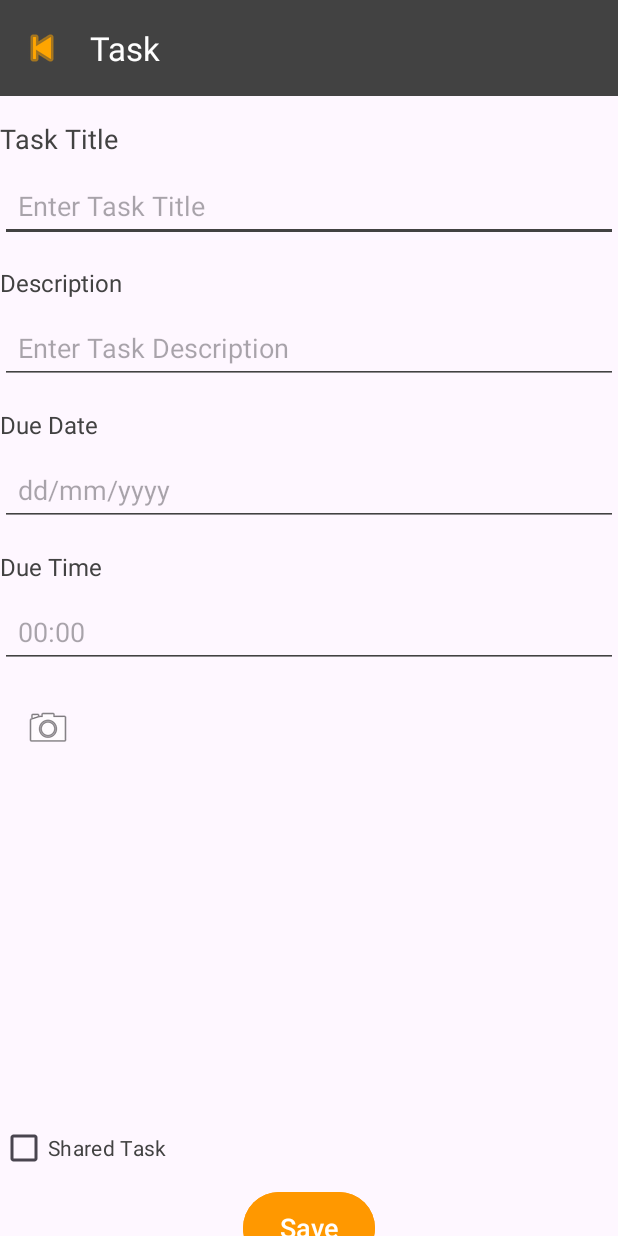
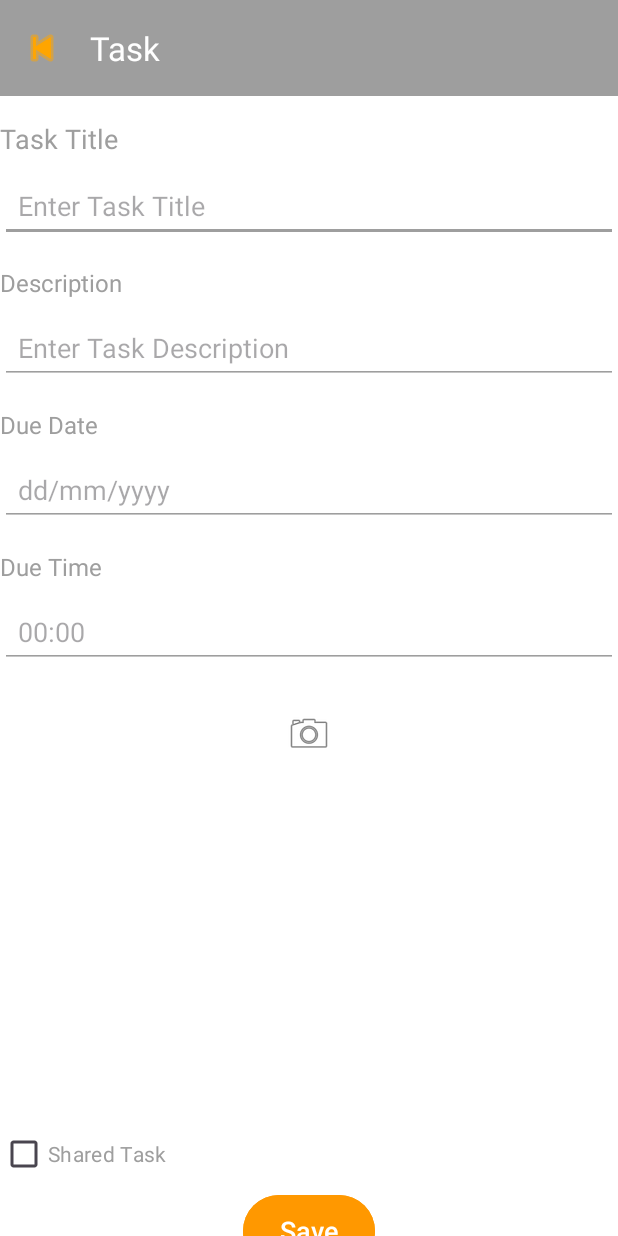
Before and after one commit to ksmjth22/FinalApp, an Android app: the screen it shows after launch (ToDo), after a tap on "Add Task", on a phone screen of 412 x 824 dp. Run offline under Robolectric (Android 15) with nearby library versions, the phone set to English and light mode, and no system bars; our stand-ins replace Room's generated code.

Commit message:
update 2

```diff
--- a/app/src/main/java/com/example/finalapp/GeofenceBroadcastReceiver.java
+++ b/app/src/main/java/com/example/finalapp/GeofenceBroadcastReceiver.java
@@ -42,7 +42,7 @@ public class GeofenceBroadcastReceiver extends BroadcastReceiver {
 
         Log.d("GeofenceReceiver", "Geofence triggered: " + geofenceId);
 
-        // Send a local notification
+
         sendNotification(context, "Reminder Location Reached", "You’ve arrived at your task location.");
     }
 
@@ -50,7 +50,7 @@ public class GeofenceBroadcastReceiver extends BroadcastReceiver {
         NotificationManager notificationManager =
                 (NotificationManager) context.getSystemService(Context.NOTIFICATION_SERVICE);
 
-        // Create the channel on Android 8.0+
+
         if (Build.VERSION.SDK_INT >= Build.VERSION_CODES.O) {
             NotificationChannel channel = new NotificationChannel(
                     CHANNEL_ID,
--- a/app/src/main/java/com/example/finalapp/TaskListAdapter.java
+++ b/app/src/main/java/com/example/finalapp/TaskListAdapter.java
@@ -32,7 +32,7 @@ public class TaskListAdapter extends RecyclerView.Adapter<TaskListAdapter.ViewHo
 
     public void setTaskList(List<Task> tasks) {
         this.tasks = tasks;
-        notifyDataSetChanged();  // Notify the adapter that the data has changed
+        notifyDataSetChanged();
     }
 
     @NonNull
@@ -63,7 +63,7 @@ public class TaskListAdapter extends RecyclerView.Adapter<TaskListAdapter.ViewHo
             executor.execute(() -> db.tasksDAO().updateTask(task));  // Efficient background update
         });
 
-        // Edit Task: Launch Edit Activity
+
         holder.itemView.setOnClickListener(v -> {
             Intent intent = new Intent(v.getContext(), ToDo.class);
             intent.putExtra("editMode", true);
@@ -71,7 +71,6 @@ public class TaskListAdapter extends RecyclerView.Adapter<TaskListAdapter.ViewHo
             v.getContext().startActivity(intent);
         });
 
-        // Delete Task: Show confirmation dialog
         holder.itemView.setOnLongClickListener(v -> {
             new androidx.appcompat.app.AlertDialog.Builder(v.getContext())
                     .setTitle("Delete Task")
--- a/app/src/main/java/com/example/finalapp/TasksDAO.java
+++ b/app/src/main/java/com/example/finalapp/TasksDAO.java
@@ -13,11 +13,10 @@ import java.util.List;
 public interface TasksDAO {
 
 
-    //add a task to the database
     @Insert
     void insert(Task task);
 
-    //Observe for changes to the tasks in the database
+
     @Query("SELECT * FROM task")
     LiveData<List<Task>> observeAll();
 
--- a/app/src/main/java/com/example/finalapp/ToDoListActivity.java
+++ b/app/src/main/java/com/example/finalapp/ToDoListActivity.java
@@ -32,11 +32,10 @@ public class ToDoListActivity extends AppCompatActivity {
 
         db = TasksDB.getInstance(this);
 
-        // Setup RecyclerView
         RecyclerView recyclerView = findViewById(R.id.taskListRecyclerView);
         recyclerView.setLayoutManager(new LinearLayoutManager(this));
 
-        // ✅ Use the correct adapter constructor
+
         taskListAdapter = new TaskListAdapter(db);
         recyclerView.setAdapter(taskListAdapter);
 
@@ -46,11 +45,11 @@ public class ToDoListActivity extends AppCompatActivity {
             return insets;
         });
 
-        // ✅ Observe task changes from DB
+
         LiveData<List<Task>> tasks = db.tasksDAO().observeAll();
         tasks.observe(this, updatedTasks -> {
             allTasks = updatedTasks;
-            taskListAdapter.setTaskList(updatedTasks); // ✅ Matches your adapter method
+            taskListAdapter.setTaskList(updatedTasks);
         });
 
         // ✅ Filter Buttons
--- a/app/src/main/res/layout/activity_main.xml
+++ b/app/src/main/res/layout/activity_main.xml
@@ -6,6 +6,7 @@
     android:layout_width="match_parent"
     android:layout_height="match_parent"
     android:padding="16dp"
+    android:background="#FFFFFF"
     tools:context=".ToDo">
 
     <!-- Toolbar -->
@@ -13,7 +14,7 @@
         android:id="@+id/toolbar"
         android:layout_width="0dp"
         android:layout_height="?attr/actionBarSize"
-        android:background="#424242"
+        android:background="#9E9E9E"
         app:titleTextColor="@android:color/white"
         app:layout_constraintTop_toTopOf="parent"
         app:layout_constraintStart_toStartOf="parent"
@@ -27,7 +28,7 @@
         android:layout_height="wrap_content"
         android:text="Task Title"
         android:textSize="18sp"
-        android:textColor="#424242"
+        android:textColor="#9E9E9E"
         app:layout_constraintTop_toBottomOf="@id/toolbar"
         app:layout_constraintStart_toStartOf="parent"
         android:layout_marginTop="16dp"/>
@@ -37,8 +38,8 @@
         android:layout_width="0dp"
         android:layout_height="wrap_content"
         android:hint="Enter Task Title"
-        android:textColor="#424242"
-        android:backgroundTint="#424242"
+        android:textColor="#9E9E9E"
+        android:backgroundTint="#9E9E9E"
         android:padding="12dp"
         app:layout_constraintTop_toBottomOf="@id/title"
         app:layout_constraintStart_toStartOf="parent"
@@ -52,7 +53,7 @@
         android:layout_height="wrap_content"
         android:text="Description"
         android:textSize="16sp"
-        android:textColor="#424242"
+        android:textColor="#9E9E9E"
         app:layout_constraintTop_toBottomOf="@id/taskTitleView"
         app:layout_constraintStart_toStartOf="parent"
         android:layout_marginTop="16dp"/>
@@ -62,8 +63,8 @@
         android:layout_width="0dp"
         android:layout_height="wrap_content"
         android:hint="Enter Task Description"
-        android:textColor="#424242"
-        android:backgroundTint="#424242"
+        android:textColor="#9E9E9E"
+        android:backgroundTint="#9E9E9E"
         android:padding="12dp"
         app:layout_constraintTop_toBottomOf="@id/description"
         app:layout_constraintStart_toStartOf="parent"
@@ -77,7 +78,7 @@
         android:layout_height="wrap_content"
         android:text="Due Date"
         android:textSize="16sp"
-        android:textColor="#424242"
+        android:textColor="#9E9E9E"
         app:layout_constraintTop_toBottomOf="@id/taskDescriptionView"
         app:layout_constraintStart_toStartOf="parent"
         android:layout_marginTop="16dp"/>
@@ -90,8 +91,8 @@
         android:focusable="false"
         android:clickable="true"
         android:onClick="onClick"
-        android:textColor="#424242"
-        android:backgroundTint="#424242"
+        android:textColor="#9E9E9E"
+        android:backgroundTint="#9E9E9E"
         android:padding="12dp"
         app:layout_constraintTop_toBottomOf="@id/dueDate"
         app:layout_constraintStart_toStartOf="parent"
@@ -105,7 +106,7 @@
         android:layout_height="wrap_content"
         android:text="Due Time"
         android:textSize="16sp"
-        android:textColor="#424242"
+        android:textColor="#9E9E9E"
         app:layout_constraintTop_toBottomOf="@id/taskDueDateView"
         app:layout_constraintStart_toStartOf="parent"
         android:layout_marginTop="16dp"/>
@@ -118,8 +119,8 @@
         android:focusable="false"
         android:clickable="true"
         android:onClick="onTimeClick"
-        android:textColor="#424242"
-        android:backgroundTint="#424242"
+        android:textColor="#9E9E9E"
+        android:backgroundTint="#9E9E9E"
         android:padding="12dp"
         app:layout_constraintTop_toBottomOf="@id/dueTime"
         app:layout_constraintStart_toStartOf="parent"
@@ -127,20 +128,21 @@
         android:layout_marginTop="8dp"/>
 
     <!-- Camera Button -->
+
+    <!-- Image Preview -->
     <ImageButton
         android:id="@+id/cameraButton"
         android:layout_width="48dp"
         android:layout_height="48dp"
+        android:layout_marginTop="20dp"
+        android:background="?attr/selectableItemBackground"
         android:contentDescription="Take Photo"
+        android:onClick="onCameraClick"
         android:src="@android:drawable/ic_menu_camera"
-        android:onClick="onCameraClick"
-        android:background="?attr/selectableItemBackground"
-        app:layout_constraintTop_toBottomOf="@id/taskDueTimeView"
+        app:layout_constraintEnd_toEndOf="parent"
         app:layout_constraintStart_toStartOf="parent"
-        android:layout_marginTop="16dp"
-        android:layout_marginStart="8dp"/>
+        app:layout_constraintTop_toBottomOf="@id/taskDueTimeView" />
 
-    <!-- Image Preview -->
     <ImageView
         android:id="@+id/taskImageView"
         android:layout_width="0dp"
@@ -157,7 +159,7 @@
         android:layout_width="wrap_content"
         android:layout_height="wrap_content"
         android:text="Shared Task"
-        android:textColor="#424242"
+        android:textColor="#9E9E9E"
         app:layout_constraintTop_toBottomOf="@id/taskImageView"
         app:layout_constraintStart_toStartOf="parent"
         android:layout_marginTop="16dp"/>
@@ -176,7 +178,6 @@
         app:layout_constraintTop_toBottomOf="@id/sharedCheckBox"
         app:layout_constraintStart_toStartOf="parent"
         app:layout_constraintEnd_toEndOf="parent"
-        app:layout_constraintBottom_toBottomOf="parent"
-        app:cornerRadius="28dp"/>
+        app:layout_constraintBottom_toBottomOf="parent"/>
 
 </androidx.constraintlayout.widget.ConstraintLayout>
```
Also changed, not shown: app/build.gradle.kts (+4 -4 lines), app/src/main/AndroidManifest.xml (+5 -5 lines), app/src/main/java/com/example/finalapp/TasksDB.java (+0 -8 lines), app/src/main/res/layout/activity_to_do_list.xml (+11 -6 lines).
